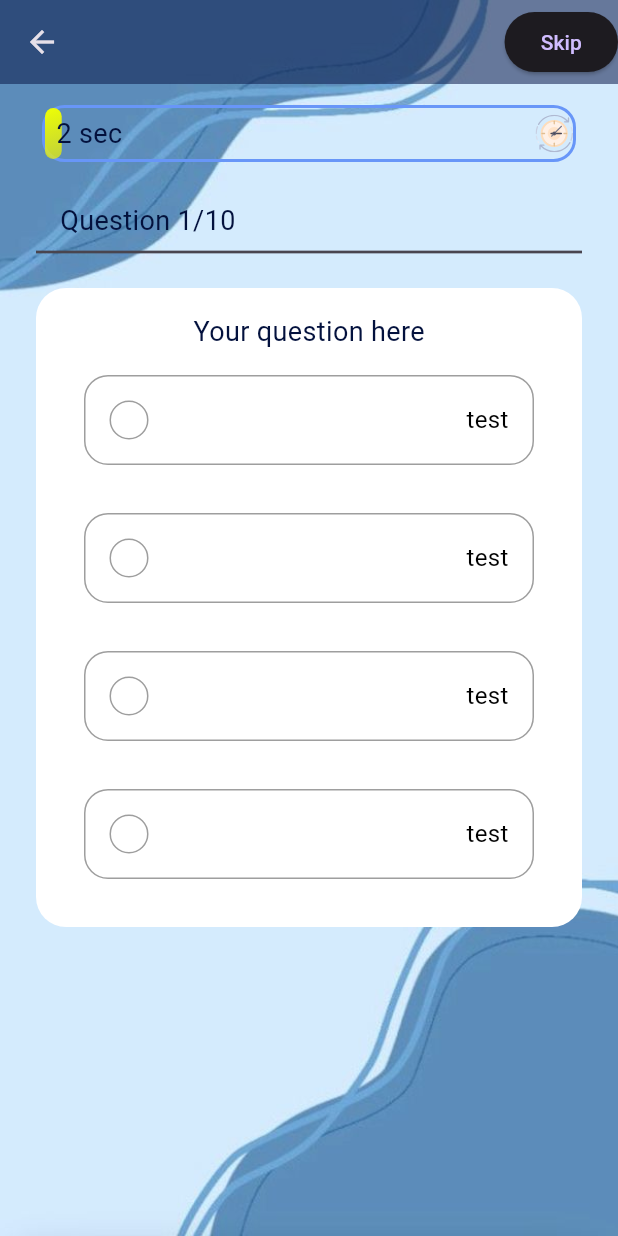
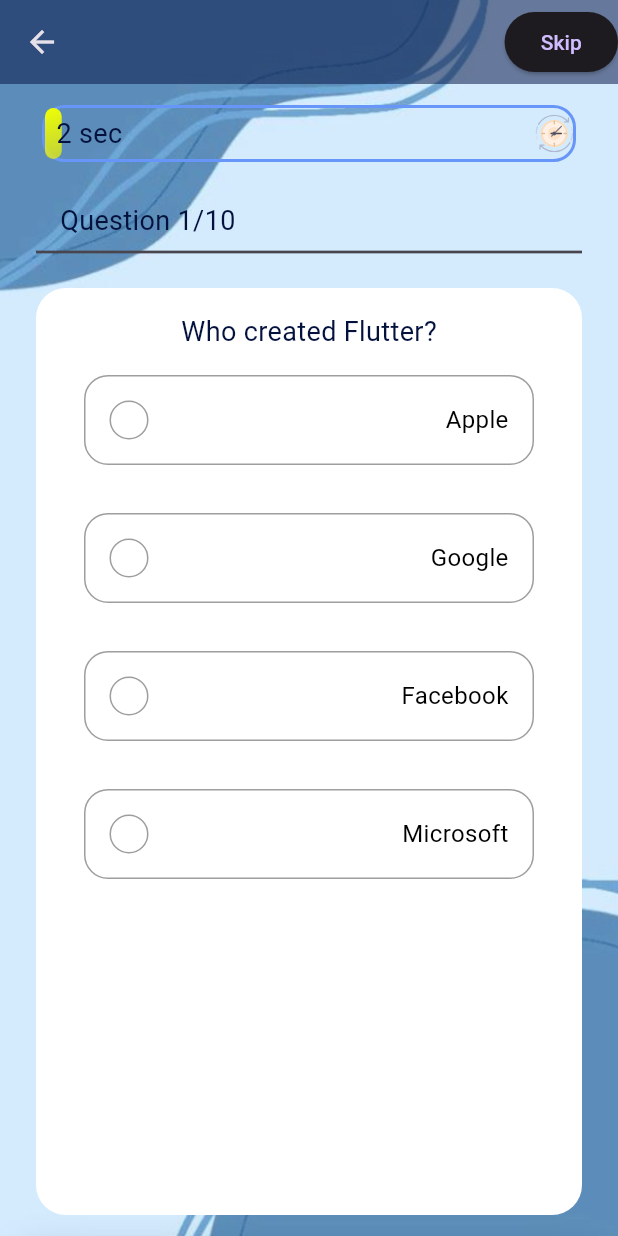
Before and after one commit to abir739/Quiz_App, a Flutter app: the QuizPage screen opened directly, on a phone screen of 412 x 824 dp. Run offline on Flutter 3.47's test engine with Material 3 defaults, Android fonts, the phone set to English and light mode, and no system bars; our stand-ins replace get, websafe_svg.

Commit message:
question Card & options

```diff
--- a/lib/Elements/body.dart
+++ b/lib/Elements/body.dart
@@ -1,11 +1,14 @@
 import 'package:flutter/material.dart';
 import 'package:flutter/rendering.dart';
+import 'package:get/get.dart';
 import 'package:quiz_app/Elements/progress_bar.dart';
-import 'package:quiz_app/Elements/question_card.dart' as Elements;
+import 'package:quiz_app/Elements/question_card.dart';
+import 'package:quiz_app/controllers/questions_controller.dart';
 
 class body extends StatelessWidget {
   @override
   Widget build(BuildContext context) {
+    QuestionController _questionController = Get.put(QuestionController());
     return Stack(
       children: [
         SizedBox(
@@ -51,15 +54,21 @@ class body extends StatelessWidget {
                     ),
                   ),
                 ),
-
                 const Divider(
                   thickness: 1.8,
                 ),
                 const SizedBox(
                   height: 16,
                 ),
-
-                Elements.Question(), // Removing 'const' from here
+                Expanded(
+                    child: PageView.builder(
+                  itemCount: _questionController.questions.length,
+                  itemBuilder: (context, index) => Question(
+                    key:
+                        UniqueKey(), // Provide a unique key for each instance of the Question widget
+                    question: _questionController.questions[index],
+                  ),
+                )),
               ],
             ),
           ),
--- a/lib/Elements/options.dart
+++ b/lib/Elements/options.dart
@@ -2,12 +2,20 @@ import 'package:flutter/material.dart';
 
 class Options extends StatelessWidget {
   const Options({
-    super.key,
-  });
+    required Key key,
+    required this.text,
+    required this.index,
+    required this.press,
+  }) : super(key: key);
+  final String text;
+  final int index;
+  final VoidCallback press;
 
   @override
   Widget build(BuildContext context) {
-    return Container(
+    return InkWell(
+      onTap: press,
+      child: Container(
         padding: const EdgeInsets.all(16),
         margin: const EdgeInsets.all(16),
         decoration: BoxDecoration(
@@ -29,11 +37,16 @@ class Options extends StatelessWidget {
                 borderRadius: BorderRadius.circular(50),
               ),
             ),
-          const Text(
-            "test",
-            style: TextStyle(color: Colors.black, fontSize: 16),
+            // Text(
+            //   "${index + 1} $text",
+            //   style: TextStyle(color: Colors.black, fontSize: 16),
+            // ),
+            Text(
+              text,
+              style: const TextStyle(color: Colors.black, fontSize: 16),
             ),
           ],
+        ),
       ),
     );
   }
--- a/lib/Elements/question_card.dart
+++ b/lib/Elements/question_card.dart
@@ -1,28 +1,46 @@
 import 'package:flutter/material.dart';
-import 'package:quiz_app/Elements/options.dart'; // Import necessary elements
+import 'package:get/get.dart';
+import 'package:get/get_core/src/get_main.dart';
+import 'package:quiz_app/Elements/options.dart';
+import 'package:quiz_app/controllers/questions_controller.dart';
+import 'package:quiz_app/models/questions.dart'; // Import necessary elements
 
 class Question extends StatelessWidget {
+  const Question({
+    required Key key,
+    required this.question, // This allows the widget to receive the question data it needs to display
+  }) : super(key: key);
+
+  final QuestionModel question;
   @override
   Widget build(BuildContext context) {
+    QuestionController _controller = Get.put(QuestionController());
     return Container(
       padding: const EdgeInsets.all(16),
       decoration: const BoxDecoration(
         color: Colors.white,
         borderRadius: BorderRadius.all(Radius.circular(20)),
       ),
-      child: const Column(
+      child: Column(
         children: [
           Text(
-            "Your question here", // Change this to the actual question text
-            style: TextStyle(
+            question.question,
+            style: const TextStyle(
               fontSize: 18,
               color: Color.fromARGB(255, 3, 17, 61),
             ),
           ),
-          Options(), // You may need to adjust this based on your implementation
-          Options(), // Add more Options widgets if needed
-          Options(),
-          Options(),
+          Expanded(
+            child: ListView.builder(
+              itemCount: question.options.length,
+              itemBuilder: (context, index) => Options(
+                index: index,
+                text: question.options[index],
+                press: () => _controller.checkAns(question, index),
+                key: UniqueKey(),
+              ),
+            ),
+          ),
         ],
       ),
     );
--- a/lib/controllers/questions_controller.dart
+++ b/lib/controllers/questions_controller.dart
@@ -1,4 +1,7 @@
 import 'package:flutter/material.dart';
+import 'package:get/get.dart';
+import 'package:get/get_core/src/get_main.dart';
+import 'package:get/get_rx/src/rx_types/rx_types.dart';
 import 'package:get/get_state_manager/src/rx_flutter/rx_ticket_provider_mixin.dart';
 import 'package:get/get_state_manager/src/simple/get_controllers.dart';
 import 'package:quiz_app/models/questions.dart';
@@ -9,13 +12,19 @@ import 'package:quiz_app/models/questions.dart';
 
 class QuestionController extends GetxController
     // ignore: deprecated_member_use
-    with SingleGetTickerProviderMixin {
-  late AnimationController _animationController;
-  late Animation<double> _animation;
+    with
+        SingleGetTickerProviderMixin {
+  late AnimationController
+      _animationController; // responsible for controlling the animation
+  late Animation<double> _animation; // object that represents the animation
 
   Animation<double> get animation => _animation;
+  // Getter for accessing the animation
+late PageController _pageController;
+PageController get pageController => this._pageController;
 
-  final List<QuestionModel> _questions = sample_data
+  final List<QuestionModel> _questions =
+      example_data //objects initialized from example_data
           .map(
             (question) => QuestionModel(
                 id: question['id'],
@@ -25,27 +34,89 @@ class QuestionController extends GetxController
           )
           .toList();
 
-   List<QuestionModel> get questions => _questions;
+
+  bool _isAnswered = false;
+  bool get isAnswered => this._isAnswered;
+
+  late int _correctAns;
+  int get correctAns => this._correctAns;
+
+  late int _selectedAns;
+  int get selectedAns => this._selectedAns;
+
+  // for more about obs please check documentation
+  RxInt _questionNumber = 1.obs;
+  RxInt get questionNumber => this._questionNumber;
+
+  int _numOfCorrectAns = 0;
+  int get numOfCorrectAns => this._numOfCorrectAns;
+
+  List<QuestionModel> get questions =>
+      _questions; //Getter for accessing the list of questions
   @override
   void onInit() {
     _animationController = AnimationController(
+      //Initialize _animationController with a duration of 60 seconds
       duration: const Duration(seconds: 60),
       vsync: this, // Use the TickerProvider from the mixin
     );
 
-    _animation = Tween<double>(begin: 0, end: 1).animate(_animationController)
+    _animation = Tween<double>(begin: 0, end: 1).animate(
+        _animationController) //Initialize _animation using Tween to animate values from 0 to 1 over the duration of _animationController
       ..addListener(() {
         update();
       });
-    // start the animation
+    // Start the animation by calling _animationController.forward()
     _animationController.forward();
-    super.onInit();
+    super.onInit(); // Call super.onInit() to execute the superclass's initialization logic
+    _pageController = PageController();
   }
 
   @override
   void onClose() {
-    _animationController
-        .dispose(); // Dispose the controller when the controller is closed.
-    super.onClose();
+    _animationController.dispose(); // Dispose of _animationController when the controller is closed.
+    super.onClose(); // execute the superclass's cleanup logic
+    _pageController.dispose();
+  }
+
+    void checkAns(QuestionModel question, int selectedIndex) {
+    // because once user press any option then it will run
+    _isAnswered = true;
+    _correctAns = question.answer;
+    _selectedAns = selectedIndex;
+
+    if (_correctAns == _selectedAns) _numOfCorrectAns++;
+
+    // It will stop the counter
+    _animationController.stop();
+    update();
+
+    // Once user select an ans after 3s it will go to the next qn
+    Future.delayed(Duration(seconds: 3), () {
+      nextQuestion();
+    });
+  }
+
+   void nextQuestion() {
+    if (_questionNumber.value != _questions.length) {
+      _isAnswered = false;
+      _pageController.nextPage(
+          duration: Duration(milliseconds: 250), curve: Curves.ease);
+
+      // Reset the counter
+      _animationController.reset();
+
+      // Then start it again
+      // Once timer is finish go to the next qn
+      _animationController.forward().whenComplete(nextQuestion);
+    } else {
+      // Get package provide us simple way to naviigate another page
+      // Get.to(ScoreScreen());
     }
   }
+
+  void updateTheQnNum(int index) {
+    _questionNumber.value = index + 1;
+  }
+
+}
--- a/lib/models/questions.dart
+++ b/lib/models/questions.dart
@@ -11,7 +11,7 @@ class QuestionModel {
 }
 
 // ignore: constant_identifier_names
-const List sample_data = [
+const List example_data = [
   {
     "id": 1,
     "question": "Who created Flutter?",
```
Lines whose indentation alone changed are shown as unchanged.
